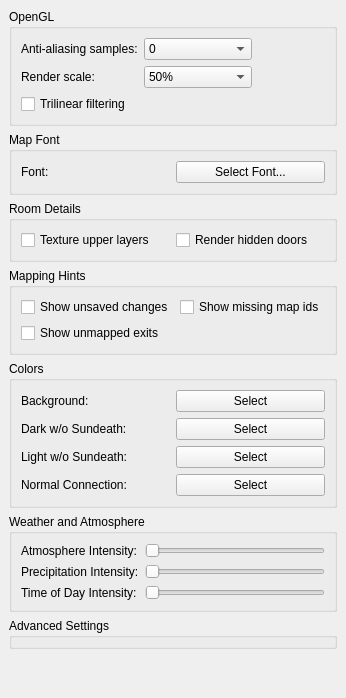
The window that src/preferences/graphicspage.ui (nschimme/MMapper) describes before a commit, drawn with Qt 5.
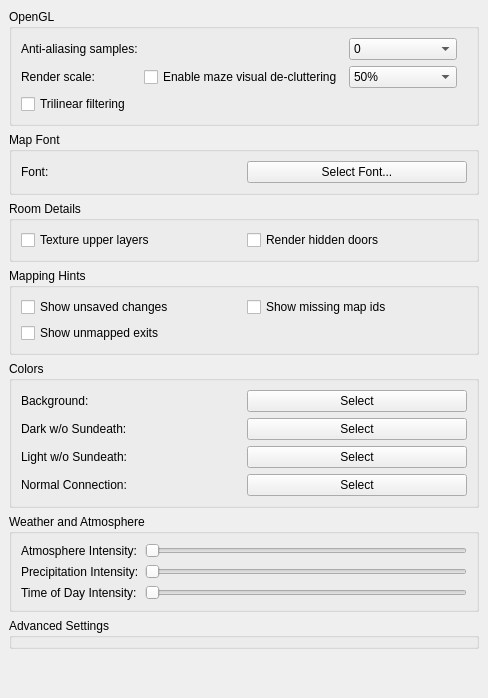
The same window after the commit.

Commit message:
Implement Maze Cluster Detection and Visual De-cluttering
Introduce MazeDetector using Tarjan's SCC algorithm, spatial conflict
detection, self-loop categorization, and repeating room description
clustering. Integrate MazeInfo into MapCanvas connection rendering to
draw self-loops as curved arcs, highlight maze exit boundary connections,
and dim internal loop connections for visual de-cluttering. Expose
enableMazeVisuals in preferences and add unit tests in TestMap.

```diff
--- a/src/preferences/graphicspage.ui
+++ b/src/preferences/graphicspage.ui
@@ -74,6 +74,13 @@
         </property>
        </widget>
       </item>
+      <item row="2" column="1">
+       <widget class="QCheckBox" name="enableMazeVisuals">
+        <property name="text">
+         <string>Enable maze visual de-cluttering</string>
+        </property>
+       </widget>
+      </item>
       <item row="1" column="2">
        <widget class="QComboBox" name="antialiasingSamplesComboBox">
         <property name="focusPolicy">
```
The commit also changes 13 other files.
